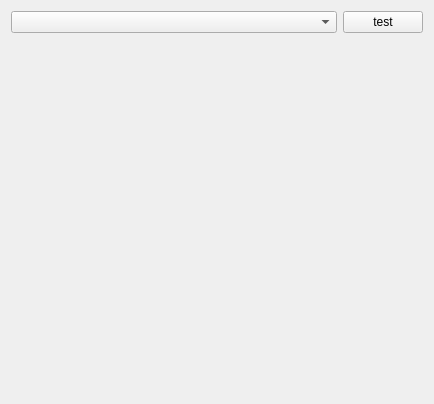
Qt form qmlpopups/src/settings/popupappearance.ui (euroelessar/qutim) before a commit.
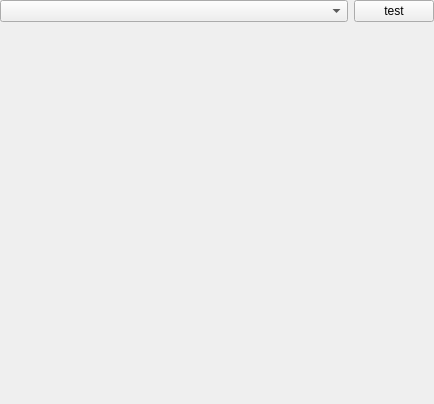
The same form after that commit.

```diff
--- a/qmlpopups/src/settings/popupappearance.ui
+++ b/qmlpopups/src/settings/popupappearance.ui
@@ -20,6 +20,9 @@
    <string>Form</string>
   </property>
   <layout class="QGridLayout" name="gridLayout">
+   <property name="margin">
+    <number>0</number>
+   </property>
    <item row="0" column="0" colspan="2">
     <widget class="QComboBox" name="comboBox">
      <property name="sizePolicy">
```
